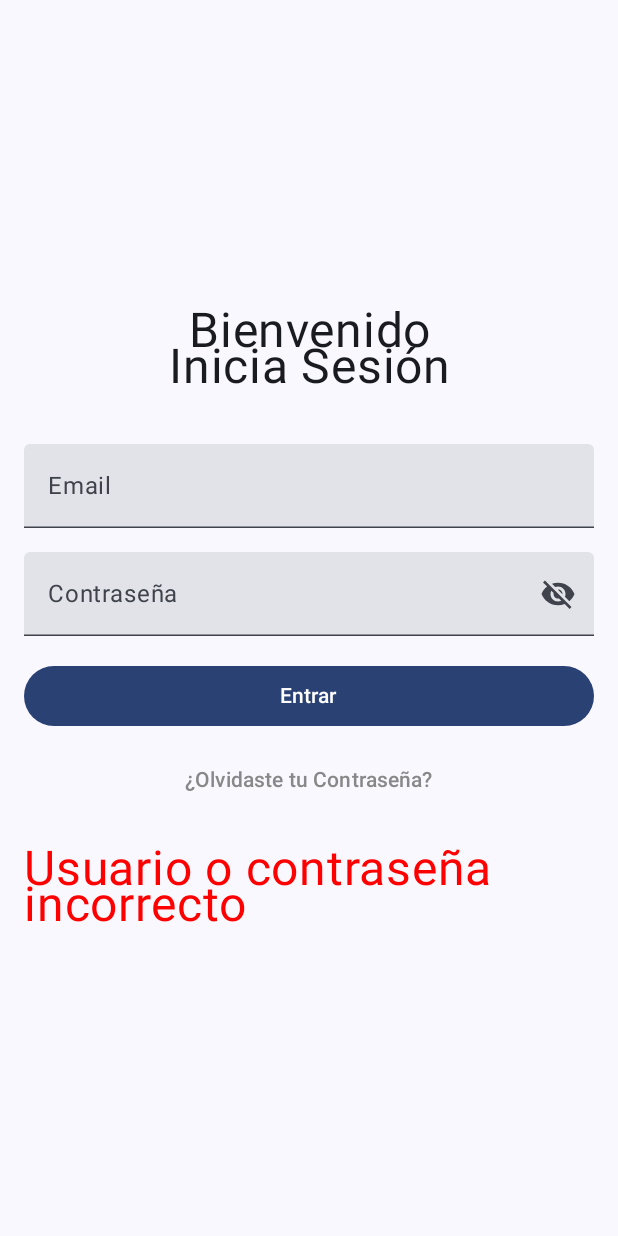
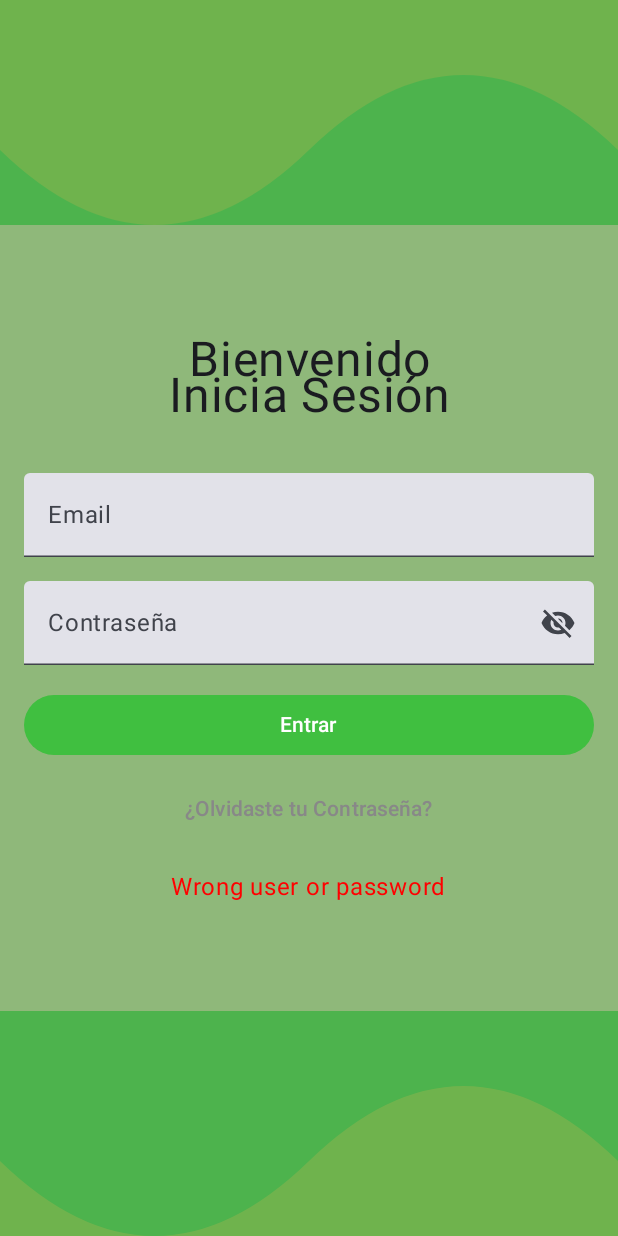
Before and after one commit to NarhariOlalde/DevKots, an Android app built with Jetpack Compose: the composable LoginScreen shown on its own in the app's theme, after a tap on "Entrar", on a phone screen of 412 x 824 dp. Run offline under Robolectric (Android 15) with nearby library versions, the phone set to English and light mode, and no system bars.

Commit message:
LoginScreen.kt

```diff
--- a/App/app/src/main/java/com/example/devkots/UILib/LoginScreen.kt
+++ b/App/app/src/main/java/com/example/devkots/UILib/LoginScreen.kt
@@ -1,20 +1,18 @@
-package com.example.devkots.UILib
-
+import androidx.compose.foundation.Canvas
+import androidx.compose.foundation.background
 import androidx.compose.foundation.layout.*
 import androidx.compose.foundation.text.KeyboardOptions
 import androidx.compose.material.icons.Icons
 import androidx.compose.material.icons.filled.Visibility
 import androidx.compose.material.icons.filled.VisibilityOff
-import androidx.compose.material3.Button
-import androidx.compose.material3.Icon
-import androidx.compose.material3.IconButton
-import androidx.compose.material3.Text
-import androidx.compose.material3.TextButton
-import androidx.compose.material3.TextField
+import androidx.compose.material3.*
 import androidx.compose.runtime.*
 import androidx.compose.ui.Alignment
 import androidx.compose.ui.Modifier
+import androidx.compose.ui.geometry.Offset
 import androidx.compose.ui.graphics.Color
+import androidx.compose.ui.graphics.Path
+import androidx.compose.ui.graphics.drawscope.drawIntoCanvas
 import androidx.compose.ui.text.input.KeyboardType
 import androidx.compose.ui.text.input.PasswordVisualTransformation
 import androidx.compose.ui.text.input.VisualTransformation
@@ -28,12 +26,84 @@ import okhttp3.Request
 import org.json.JSONArray
 
 @Composable
+fun WaveShape(modifier: Modifier = Modifier, color: Color) {
+    Canvas(modifier = modifier) {
+        val waveHeight = 50.dp.toPx() // Altura de la ola
+        val width = size.width
+        val height = size.height
+
+        val path = Path().apply {
+            moveTo(0f, height - waveHeight)
+            quadraticBezierTo(
+                width / 4, height + waveHeight,
+                width / 2, height - waveHeight
+            )
+            quadraticBezierTo(
+                3 * width / 4, height - 3 * waveHeight,
+                width, height - waveHeight
+            )
+            lineTo(width, 0f)
+            lineTo(0f, 0f)
+            close()
+        }
+
+        drawIntoCanvas {
+            drawPath(path, color)
+        }
+    }
+}
+
+@Composable
 fun LoginScreen() {
     var email by remember { mutableStateOf("") }
     var password by remember { mutableStateOf("") }
     var passwordVisible by remember { mutableStateOf(false) }
     var loginMessage by remember { mutableStateOf<String?>(null) }
 
+    Box(
+        modifier = Modifier
+            .fillMaxSize()
+            .background(color = Color.hsl(100f, 0.3f, 0.6f)) // Fondo azul detrás de todo
+    ) {
+        // Nuevas figuras o cajas detrás de las olas en la parte superior
+        Box(
+            modifier = Modifier
+                .fillMaxWidth()
+                .height(150.dp)
+                .align(Alignment.TopCenter)
+                .background(color = Color.hsl(120f, 0.4f, 0.5f)) // Ejemplo de caja azul
+        )
+
+        // Fondo en forma de ola verde en la parte superior
+        Box(
+            modifier = Modifier
+                .fillMaxWidth()
+                .height(150.dp)
+                .align(Alignment.TopCenter)
+        ) {
+            WaveShape(modifier = Modifier.fillMaxSize(), color = Color.hsl(100f, 0.4f, 0.5f))
+        }
+
+        // Nuevas figuras o cajas detrás de las olas en la parte inferior
+        Box(
+            modifier = Modifier
+                .fillMaxWidth()
+                .height(150.dp)
+                .align(Alignment.BottomCenter)
+                .background(color = Color.hsl(100f, 0.4f, 0.5f)) // Ejemplo de caja azul
+        )
+
+        // Fondo en forma de ola verde en la parte inferior
+        Box(
+            modifier = Modifier
+                .fillMaxWidth()
+                .height(150.dp)
+                .align(Alignment.BottomCenter)
+        ) {
+            WaveShape(modifier = Modifier.fillMaxSize(), color = Color.hsl(120f, 0.4f, 0.5f))
+        }
+
+        // Contenido principal de la pantalla
         Column(
             modifier = Modifier
                 .fillMaxSize()
@@ -48,6 +118,7 @@ fun LoginScreen() {
                 modifier = Modifier.padding(bottom = 32.dp)
             )
 
+            // Campo de texto para Email
             TextField(
                 value = email,
                 onValueChange = { email = it },
@@ -58,7 +129,7 @@ fun LoginScreen() {
 
             Spacer(modifier = Modifier.height(16.dp))
 
-        // Password TextField
+            // Campo de texto para Contraseña
             TextField(
                 value = password,
                 onValueChange = { password = it },
@@ -71,7 +142,7 @@ fun LoginScreen() {
                         Icons.Filled.Visibility
                     else Icons.Filled.VisibilityOff
                     IconButton(onClick = { passwordVisible = !passwordVisible }) {
-                    Icon(imageVector = image, contentDescription = "Cambiar Visibilidad de la Contraseña")
+                        Icon(imageVector = image, contentDescription = "Toggle Password Visibility")
                     }
                 },
                 keyboardOptions = KeyboardOptions(keyboardType = KeyboardType.Password)
@@ -79,48 +150,53 @@ fun LoginScreen() {
 
             Spacer(modifier = Modifier.height(16.dp))
 
-        // Login Button
+            // Botón de inicio de sesión
             Button(
                 onClick = {
-                loginMessage = null
+                    loginMessage = null // Limpiar mensaje antes de intentar iniciar sesión
                     CoroutineScope(Dispatchers.IO).launch {
                         val success = checkCredentials(email, password)
                         withContext(Dispatchers.Main) {
                             loginMessage = if (success) {
-                            "Haz hecho un login exitoso"
+                                "Congratulations, you logged in"
                             } else {
-                            "Usuario o contraseña incorrecto"
+                                "Wrong user or password"
                             }
                         }
                     }
                 },
-            modifier = Modifier.fillMaxWidth()
+                modifier = Modifier.fillMaxWidth(),
+                colors = ButtonDefaults.buttonColors(containerColor = Color.hsl(120f, 0.5f, 0.5f)) // Button color set to green
             ) {
-            Text("Entrar")
+                Text("Entrar", color = Color.White)
             }
 
             Spacer(modifier = Modifier.height(8.dp))
 
-        // Forgot Password Text
-        TextButton(onClick = { /* TODO: Handle forgot password */ }) {
+            // Texto de olvidó su contraseña
+            TextButton(onClick = { /* TODO: Manejar olvidar contraseña */ }) {
                 Text("¿Olvidaste tu Contraseña?", color = Color.Gray)
             }
 
             Spacer(modifier = Modifier.height(16.dp))
 
+            // Mensaje de inicio de sesión
             if (loginMessage != null) {
                 Text(
                     text = loginMessage!!,
-                color = if (loginMessage == "Haz hecho un login exitoso") Color.Green else Color.Red,
-                fontSize = 32.sp
+                    color = if (loginMessage == "Congratulations, you logged in") Color.Green else Color.Red,
+                    fontSize = 16.sp
                 )
+            }
         }
     }
 }
 
 suspend fun checkCredentials(email: String, password: String): Boolean {
+    // Inicializar HTTP Client
     val client = OkHttpClient()
 
+    // Hacer petición GET para obtener datos de la cuenta por email
     val request = Request.Builder()
         .url("https://api-generator.retool.com/HCzRU7/accounts?email=$email")
         .build()
@@ -129,8 +205,10 @@ suspend fun checkCredentials(email: String, password: String): Boolean {
         val response = client.newCall(request).execute()
         val responseBody = response.body?.string()
 
+        // Log para depuración
         println("API Response: $responseBody")
 
+        // Validar que el cuerpo de la respuesta no sea nulo o vacío
         if (responseBody.isNullOrEmpty()) {
             println("No data returned from API.")
             return false
@@ -138,15 +216,17 @@ suspend fun checkCredentials(email: String, password: String): Boolean {
 
         val jsonArray = JSONArray(responseBody)
 
+        // Verificar si se encontró un usuario
         if (jsonArray.length() > 0) {
-            val account = jsonArray.getJSONObject(0) // Assume only one user per email
+            val account = jsonArray.getJSONObject(0) // Asumir solo un usuario por email
             val storedPassword = account.getString("password")
 
             println("Stored password: $storedPassword, Entered password: $password")
 
+            // Validar la contraseña
             if (password == storedPassword) {
                 println("Login successful!")
-                return true // Login successful
+                return true // Inicio de sesión exitoso
             } else {
                 println("Password mismatch.")
             }
@@ -154,12 +234,13 @@ suspend fun checkCredentials(email: String, password: String): Boolean {
             println("No user found with the given email.")
         }
 
-        false
+        false // Inicio de sesión fallido si no hay usuario o contraseña incorrecta
     } catch (e: Exception) {
         e.printStackTrace()
-        false
+        false // Manejar error de red o parsing
     }
 }
+
 @Preview(showBackground = true)
 @Composable
 fun LoginScreenPreview() {
```
Lines whose indentation alone changed are shown as unchanged.
